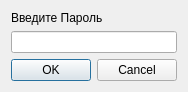
This is desktop/gui/passworddialog.ui in LuxoftLab/ShareClipboard as Qt 5 draws it before an edit. The edited form follows.
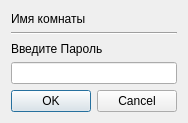
This is the edited form.

The edit to the form file:
```diff
--- a/desktop/gui/passworddialog.ui
+++ b/desktop/gui/passworddialog.ui
@@ -7,7 +7,7 @@
     <x>0</x>
     <y>0</y>
     <width>176</width>
-    <height>88</height>
+    <height>123</height>
    </rect>
   </property>
   <property name="windowTitle">
@@ -16,6 +16,20 @@
   <layout class="QVBoxLayout" name="verticalLayout_2">
    <item>
     <layout class="QVBoxLayout" name="verticalLayout">
+     <item>
+      <widget class="QLabel" name="label_2">
+       <property name="text">
+        <string>Имя комнаты </string>
+       </property>
+      </widget>
+     </item>
+     <item>
+      <widget class="Line" name="line">
+       <property name="orientation">
+        <enum>Qt::Horizontal</enum>
+       </property>
+      </widget>
+     </item>
      <item>
       <widget class="QLabel" name="label">
        <property name="text">
```
